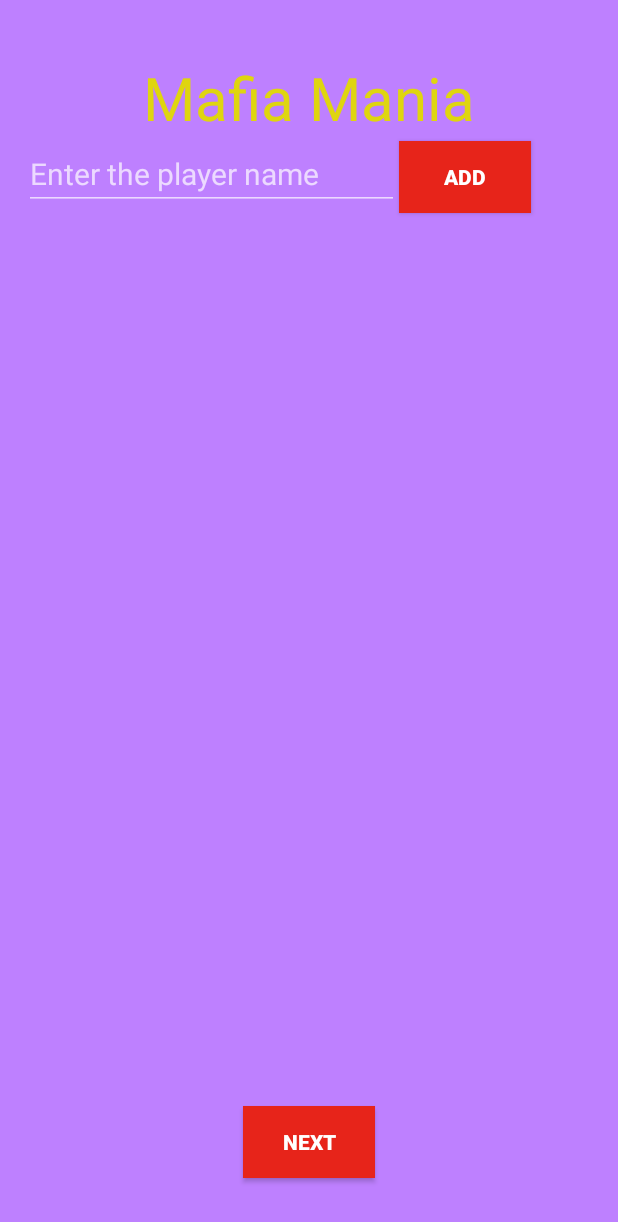
After one commit to GanapathyRaman/MafiaMania, an Android app: the AddOrDeletePlayers screen opened directly, with no data from a screen before it, on a phone screen of 412 x 824 dp. The commit adds this screen. Shown: the top 1222 px of the screen. Run offline under Robolectric (Android 15) with nearby library versions, the phone set to English and light mode, and no system bars.

Commit message:
* Added code for off adding players to the game and show them using ListView

```diff
--- a/app/src/main/AndroidManifest.xml
+++ b/app/src/main/AndroidManifest.xml
@@ -41,6 +41,10 @@
             android:name=".Temp">
         </activity>
 
+        <activity
+            android:name=".AddOrDeletePlayers">
+        </activity>
+
         <!-- ATTENTION: This was auto-generated to add Google Play services to your project for
      App Indexing.  See https://g.co/AppIndexing/AndroidStudio for more information. -->
         <meta-data
--- /dev/null
+++ b/app/src/main/java/com/ateam/mafiamania/AddOrDeletePlayers.java
@@ -0,0 +1,66 @@
+package com.ateam.mafiamania;
+
+import android.content.Intent;
+import android.os.Bundle;
+import android.support.v7.app.AppCompatActivity;
+import android.view.Menu;
+import android.view.MenuItem;
+import android.view.View;
+import android.widget.ArrayAdapter;
+import android.widget.Button;
+import android.widget.EditText;
+import android.widget.ListView;
+import java.util.ArrayList;
+import java.util.Arrays;
+
+
+public class AddOrDeletePlayers extends AppCompatActivity implements View.OnClickListener {
+    ArrayAdapter<String> adapter;
+    EditText editText;
+    ArrayList<String> itemList;
+
+    @Override
+    protected void onCreate(Bundle savedInstanceState) {
+        super.onCreate(savedInstanceState);
+        setContentView(R.layout.activity_add_or_delete_players);
+        //String[] items={"Apple","Banana","Clementine"};
+        itemList=new ArrayList<String>();
+        adapter=new ArrayAdapter<String>(this,R.layout.list_item,R.id.txtview,itemList);
+        ListView listV=(ListView)findViewById(R.id.list);
+        listV.setAdapter(adapter);
+        editText=(EditText)findViewById(R.id.txtPlayerName);
+        Button btAdd=(Button)findViewById(R.id.button_addPlayer);
+        btAdd.setOnClickListener(new View.OnClickListener() {
+            @Override
+            public void onClick(View v) {
+                String newItem=editText.getText().toString();
+                // add new item to arraylist
+                itemList.add(newItem);
+                // notify listview of data changed
+                adapter.notifyDataSetChanged();
+                //Clear textbox
+                editText.setText("");
+            }
+
+        });
+
+        Button btNext=(Button)findViewById(R.id.button_next);
+        btNext.setOnClickListener(new View.OnClickListener() {
+            @Override
+            public void onClick(View v) {
+                Intent intent = new Intent(AddOrDeletePlayers.this, Temp.class);
+                startActivity(intent);
+                overridePendingTransition(R.anim.slide_in_up, R.anim.slide_out_up);
+            }
+        });
+
+
+    }
+
+    @Override
+    public void onClick(View v) {
+            /* This logic has been taken care */
+    }
+
+
+}
--- /dev/null
+++ b/app/src/main/res/layout/activity_add_or_delete_players.xml
@@ -0,0 +1,74 @@
+<LinearLayout xmlns:android="http://schemas.android.com/apk/res/android"
+    xmlns:tools="http://schemas.android.com/tools" android:layout_width="match_parent"
+    android:layout_height="match_parent" android:gravity="center_vertical|center_horizontal"
+    android:orientation="vertical" android:paddingBottom="@dimen/activity_vertical_margin"
+    android:paddingLeft="@dimen/activity_horizontal_margin"
+    android:paddingRight="@dimen/activity_horizontal_margin"
+    android:paddingTop="@dimen/activity_vertical_margin" tools:context=".AddOrDeletePlayers"
+    android:background="#ffBE80FF"
+    android:descendantFocusability="beforeDescendants"
+    android:focusableInTouchMode="true"
+    android:weightSum="1">
+
+    <TextView
+        android:layout_width="wrap_content"
+        android:layout_height="wrap_content"
+        android:textAppearance="?android:attr/textAppearanceLarge"
+        android:text="@string/app_name"
+        android:id="@+id/appName4"
+        android:textSize="40sp"
+        android:textColor="#dfd50f"
+        android:layout_weight="0.00" />
+
+    <LinearLayout
+        android:id="@+id/ll1"
+        android:layout_width="match_parent"
+        android:layout_height="wrap_content"
+        android:layout_weight="0.00"
+        android:gravity="center_vertical|center_horizontal">
+
+    </LinearLayout>
+
+    <LinearLayout
+        android:layout_width="match_parent"
+        android:layout_height="59sp">
+        <LinearLayout
+            android:layout_width="match_parent"
+            android:layout_height="89sp">
+
+            <EditText
+                android:id="@+id/txtPlayerName"
+                android:layout_width="250sp"
+                android:layout_height="wrap_content"
+                android:textSize="20sp"
+                android:hint="@string/hint_text_enter_player_name" />
+
+            <Button
+                android:id="@+id/button_addPlayer"
+                android:layout_width="wrap_content"
+                android:layout_height="wrap_content"
+                android:text="@string/button_add"
+                android:layout_toRightOf="@+id/txtInput"
+                android:textStyle="bold"
+                android:textColor="#ffffffff"
+                android:background="#e7241a"/>
+
+            <ScrollView android:id="@+id/login_form_scroll_view" android:layout_width="match_parent"
+                android:layout_height="wrap_content"></ScrollView>
+        </LinearLayout>
+    </LinearLayout>
+    <ListView
+        android:id="@+id/list"
+        android:layout_width="match_parent"
+        android:layout_height="354dp"
+        android:layout_weight="0.84">
+    </ListView>
+    <Button
+        android:id="@+id/button_next"
+        android:layout_width="wrap_content"
+        android:layout_height="wrap_content"
+        android:text="@string/button_next"
+        android:textStyle="bold"
+        android:textColor="#ffffffff"
+        android:background="#e7241a"/>
+ </LinearLayout>
--- a/app/src/main/res/layout/activity_login.xml
+++ b/app/src/main/res/layout/activity_login.xml
@@ -39,7 +39,7 @@
                 <ScrollView android:id="@+id/login_form_scroll_view" android:layout_width="match_parent"
                     android:layout_height="wrap_content">
                     <AutoCompleteTextView android:id="@+id/username" android:layout_width="match_parent"
-                        android:layout_height="wrap_content" android:hint="@string/string_enter_username"
+                        android:layout_height="wrap_content" android:hint="@string/hint_string_enter_username"
                         android:inputType="textPersonName" android:maxLines="1"
                         android:singleLine="true"
                         android:layout_marginBottom="10sp"
--- a/app/src/main/res/layout/activity_signup.xml
+++ b/app/src/main/res/layout/activity_signup.xml
@@ -21,7 +21,7 @@
             android:layout_height="wrap_content"
             android:textAppearance="?android:attr/textAppearanceLarge"
             android:text="@string/app_name"
-            android:id="@+id/appName2"
+            android:id="@+id/appName3"
             android:textSize="40sp"
             android:textColor="#dfd50f" />
     </LinearLayout>
@@ -39,7 +39,7 @@
             <ScrollView android:id="@+id/login_form_scroll_view" android:layout_width="match_parent"
                 android:layout_height="wrap_content">
                 <AutoCompleteTextView android:id="@+id/username" android:layout_width="match_parent"
-                    android:layout_height="wrap_content" android:hint="@string/string_enter_username"
+                    android:layout_height="wrap_content" android:hint="@string/hint_string_enter_username"
                     android:inputType="textPersonName" android:maxLines="1"
                     android:singleLine="true"
                     android:layout_marginBottom="10sp"
--- a/app/src/main/res/values/strings.xml
+++ b/app/src/main/res/values/strings.xml
@@ -1,14 +1,26 @@
 <resources>
-    <!-- Strings related to login -->
+    <!-- String related to App -->
     <string name="app_name">Mafia Mania</string>
     <string name="action_settings">Settings</string>
-    <string name="string_enter_username">Enter your username</string>
-    <string name="string_choose_username">Choose your username</string>
+
+    <!-- String related to Hint String -->
+    <string name="hint_string_enter_username">Enter your username</string>
+    <string name="hint_string_choose_username">Choose your username</string>
+    <string name="hint_text_enter_player_name">Enter the player name</string>
+
+    <!-- String related to Hyperlink -->
     <string name="text_signup"><a href="">Signup</a></string>
+
+    <!-- String related to Regular Text -->
     <string name="text_play">Select your play mode</string>
     <string name="text_or">\nOr</string>
+
+    <!-- String related to Buttons -->
     <string name="button_offline">Offline</string>
     <string name="button_online">Online</string>
     <string name="button_login">Login</string>
     <string name="button_register">Register</string>
+    <string name="button_add">Add</string>
+    <string name="button_next">Next</string>
+
 </resources>
--- a/build.gradle
+++ b/build.gradle
@@ -6,10 +6,10 @@ buildscript {
     }
     dependencies {
         classpath 'com.android.tools.build:gradle:2.0.0'
-
         // NOTE: Do not place your application dependencies here; they belong
         // in the individual module build.gradle files
     }
+
 }
 
 allprojects {
```
Also changed, not shown: app/src/main/java/com/ateam/mafiamania/PlayModeActivity.java (+8 -0 lines), app/src/main/java/com/ateam/mafiamania/Temp.java (+8 -1 lines), app/src/main/res/layout/list_item.xml (added, +13 -0 lines).
